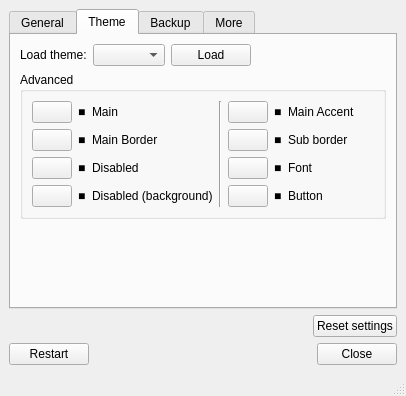
First picture: the form in OTModules/OTGeneric/wsettings.ui, repository pietr26/OMSI-Tools, before the edit.
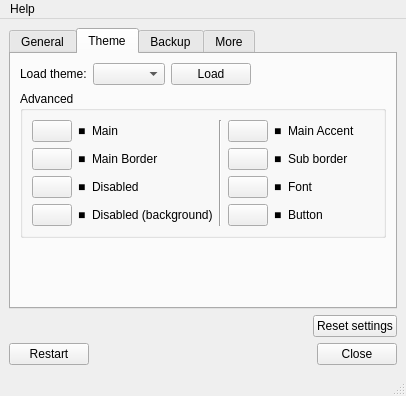
Second picture: the form after the edit. Icons and pictures are not drawn.

What changed in the file:
```diff
--- a/OTModules/OTGeneric/wsettings.ui
+++ b/OTModules/OTGeneric/wsettings.ui
@@ -970,6 +970,13 @@
      <height>21</height>
     </rect>
    </property>
+   <widget class="QMenu" name="menuHelp">
+    <property name="title">
+     <string>Help</string>
+    </property>
+    <addaction name="actionSendFeedback"/>
+   </widget>
+   <addaction name="menuHelp"/>
   </widget>
   <widget class="QStatusBar" name="statusbar"/>
  </widget>
```
Left out of the diff: 12 changed lines with no effect on the pictures.
